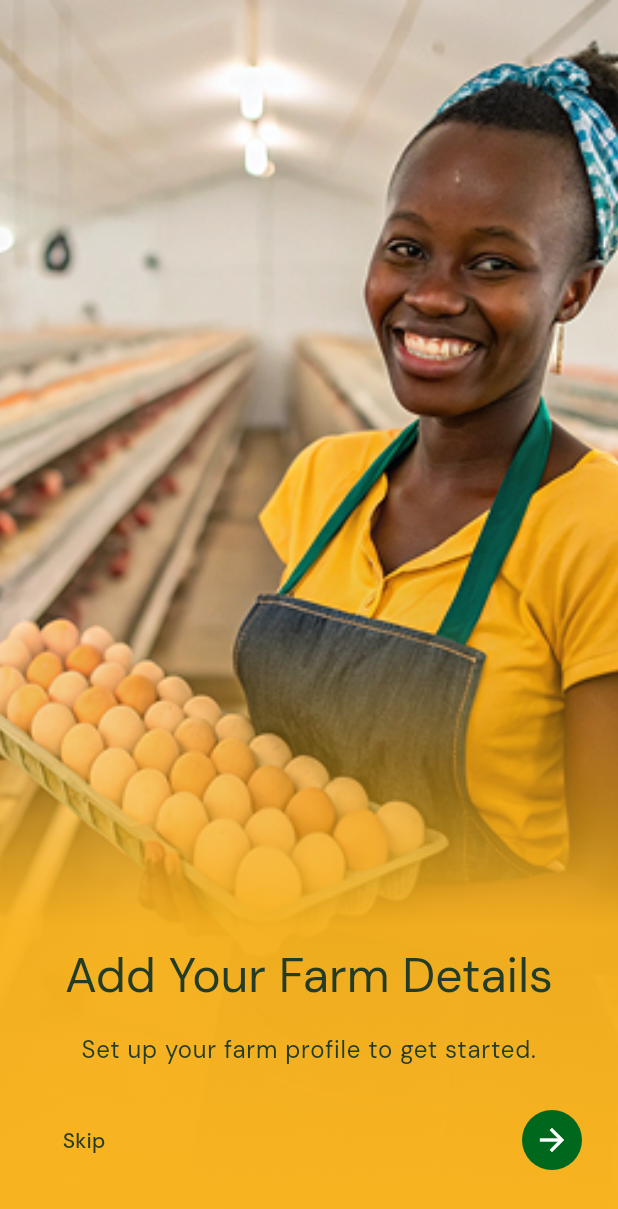
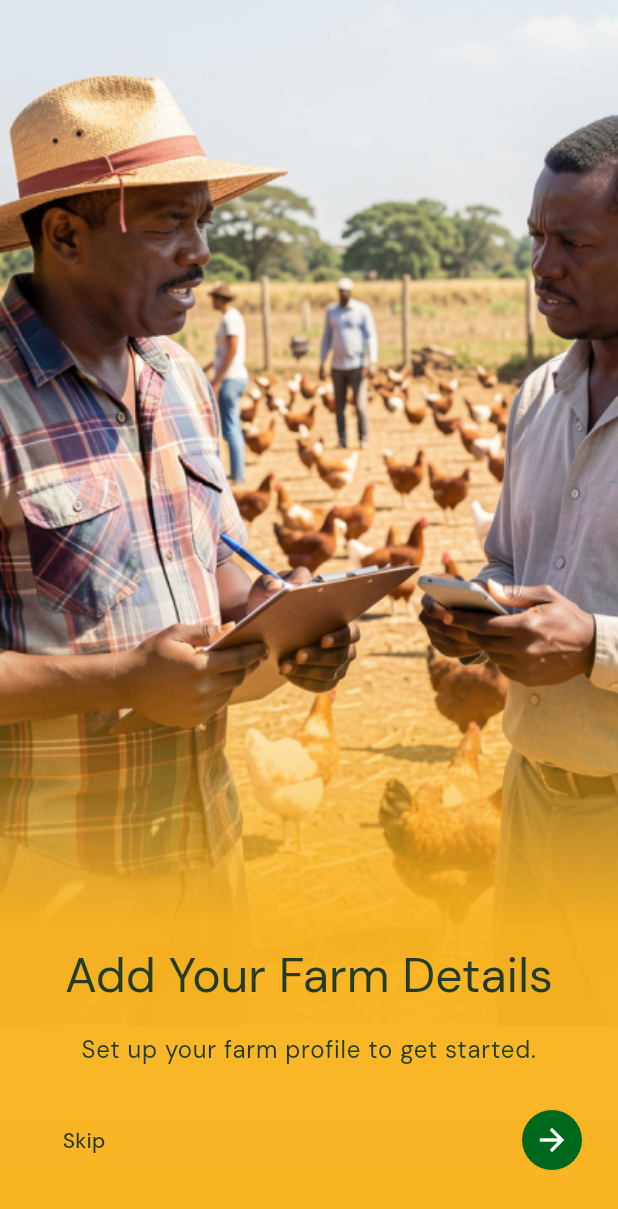
Before and after one commit to xtine-op/ikukuMVP, a Flutter app: the OnboardingPage screen opened by its route, swiped to page 2, on a phone screen of 412 x 824 dp. Shown: the top 1209 px of the screen. Run offline on Flutter 3.47's test engine with Material 3 defaults, Android fonts, the phone set to English and light mode, and no system bars; our stand-ins replace connectivity_plus, easy_localization, flutter_markdown, flutter_svg, go_router, google_fonts and 6 more; missing offline and left inert: tutorial_coach_mark; accounts and stored records are empty; network calls fail; project files that could hold a hidden picture were left out.

Commit message:
Change onboarding images

```diff
--- a/lib/features/onboarding/onboarding_page.dart
+++ b/lib/features/onboarding/onboarding_page.dart
@@ -18,17 +18,17 @@ class _OnboardingPageState extends State<OnboardingPage> {
 
   final List<_OnboardingScreenData> _screens = [
     _OnboardingScreenData(
-      image: 'assets/icons/onboarding-image-1.png',
+      image: 'assets/icons/onboarding-1.png',
       title: 'onboarding_title_1',
       description: 'onboarding_desc_1',
     ),
     _OnboardingScreenData(
-      image: 'assets/icons/onboarding-image-2.png',
+      image: 'assets/icons/onboarding-2.png',
       title: 'onboarding_title_2',
       description: 'onboarding_desc_2',
     ),
     _OnboardingScreenData(
-      image: 'assets/icons/onboarding-image-3.png',
+      image: 'assets/icons/onboarding-3.png',
       title: 'onboarding_title_3',
       description: 'onboarding_desc_3',
     ),
--- a/pubspec.yaml
+++ b/pubspec.yaml
@@ -124,3 +124,6 @@ flutter:
     - assets/icons/error_warning.svg
     - assets/icons/large_success_tick.svg
     - assets/icons/large_error_cross.svg
+    - assets/icons/onboarding-1.png
+    - assets/icons/onboarding-2.png
+    - assets/icons/onboarding-3.png
```
Also changed, not shown: assets/icons/onboarding-1.png (added), assets/icons/onboarding-2.png (added), assets/icons/onboarding-3.png (added).
